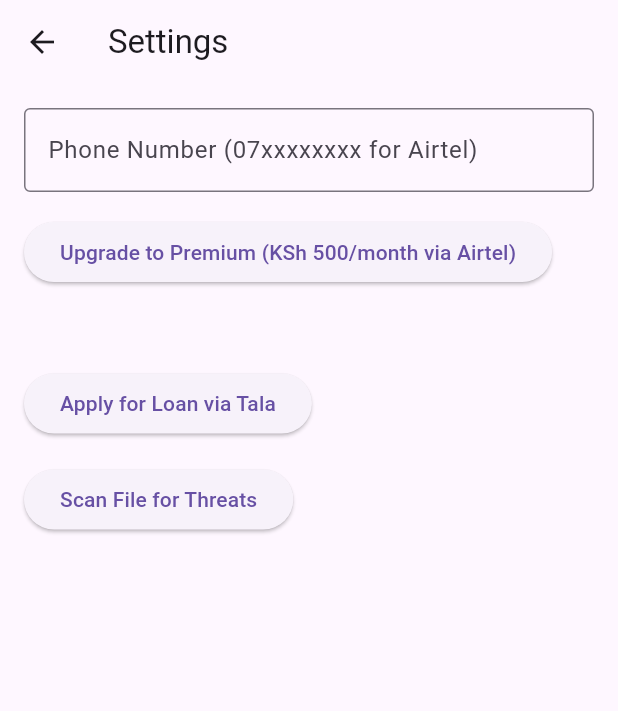
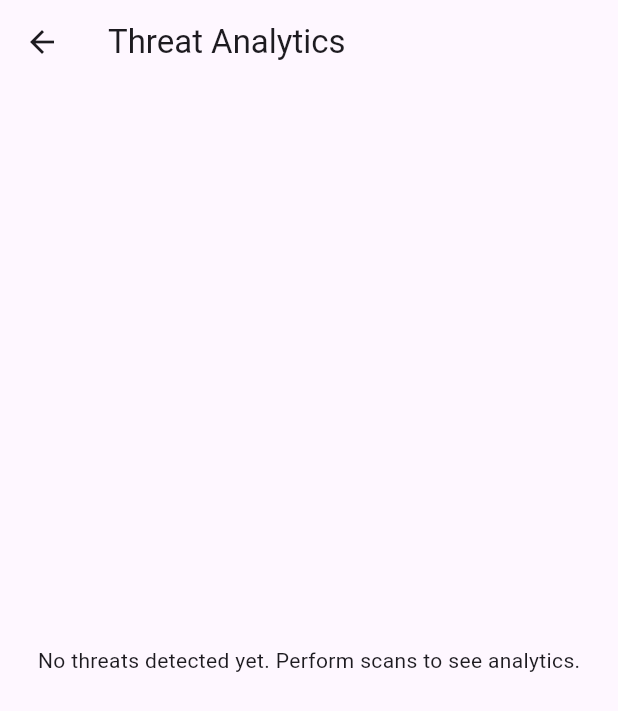
Before and after one commit to elonmasai7/Kuza_Shield, a Flutter app: the screen it shows after launch, item 3 of the bottom bar chosen, on a phone screen of 412 x 824 dp. Shown: the top 711 px of the screen. Run offline on Flutter 3.47's test engine with Material 3 defaults, Android fonts, the phone set to English and light mode, and no system bars; our stand-ins replace file_picker, fl_chart, hive, hive_flutter; accounts and stored records are empty; generated files the repository leaves out were written again; network calls fail.

Commit message:
new update

```diff
--- a/frontend/lib/models/threat_model.dart
+++ b/frontend/lib/models/threat_model.dart
@@ -1,13 +1,18 @@
 class Threat {
   final bool isPhishing;
   final double confidence;
+  final DateTime timestamp;  // New
 
-  Threat({required this.isPhishing, required this.confidence});
+  Threat({required this.isPhishing, required this.confidence, required this.timestamp});
 
   factory Threat.fromJson(Map<String, dynamic> json) {
     return Threat(
       isPhishing: json['is_phishing'] ?? json['is_threat'] ?? false,
       confidence: (json['confidence'] as num?)?.toDouble() ?? 0.0,
+      timestamp: DateTime.now(),  // Add timestamp on creation
     );
   }
+
+  @override
+  String toString() => timestamp.toIso8601String();
 }
--- a/frontend/lib/providers/threat_provider.dart
+++ b/frontend/lib/providers/threat_provider.dart
@@ -1,13 +1,13 @@
-class Threat {
-  final bool isPhishing;
-  final double confidence;
+import 'package:flutter/foundation.dart';
+import '../models/threat_model.dart';
 
-  Threat({required this.isPhishing, required this.confidence});
+class ThreatProvider extends ChangeNotifier {
+  List<Threat> _threats = [];
 
-  factory Threat.fromJson(Map<String, dynamic> json) {
-    return Threat(
-      isPhishing: json['is_phishing'] ?? json['is_threat'] ?? false,
-      confidence: (json['confidence'] as num?)?.toDouble() ?? 0.0,
-    );
+  List<Threat> get threats => _threats;
+
+  void addThreat(Map<String, dynamic> data) {
+    _threats.add(Threat.fromJson(data));  // Timestamp added in model fromJson
+    notifyListeners();
   }
 }
--- /dev/null
+++ b/frontend/lib/screens/analytics_screen.dart
@@ -0,0 +1,97 @@
+import 'package:flutter/material.dart';
+import 'package:fl_chart/fl_chart.dart';
+import 'package:provider/provider.dart';
+import '../providers/threat_provider.dart';
+
+class AnalyticsScreen extends StatelessWidget {
+  String _getRiskLevel(double avgConfidence) {
+    if (avgConfidence > 0.7) return 'High Risk';
+    if (avgConfidence > 0.4) return 'Medium Risk';
+    return 'Low Risk';
+  }
+
+  @override
+  Widget build(BuildContext context) {
+    return Consumer<ThreatProvider>(
+      builder: (context, provider, child) {
+        final threats = provider.threats;
+        if (threats.isEmpty) {
+          return Scaffold(
+            appBar: AppBar(title: Text('Threat Analytics')),
+            body: Center(child: Text('No threats detected yet. Perform scans to see analytics.')),
+          );
+        }
+
+        // Calculate metrics
+        int threatCount = threats.where((t) => t.isPhishing).length;
+        int safeCount = threats.length - threatCount;
+        double avgConfidence = threats.fold(0.0, (sum, t) => sum + t.confidence) / threats.length;
+        String riskLevel = _getRiskLevel(avgConfidence);
+
+        // Prepare chart data (confidence over time)
+        List<FlSpot> spots = threats.asMap().entries.map((e) {
+          return FlSpot(e.key.toDouble(), e.value.confidence);
+        }).toList();
+
+        return Scaffold(
+          appBar: AppBar(title: Text('Advanced Threat Analytics')),
+          body: SingleChildScrollView(
+            padding: EdgeInsets.all(16.0),
+            child: Column(
+              crossAxisAlignment: CrossAxisAlignment.start,
+              children: [
+                Text('Threat Summary', style: Theme.of(context).textTheme.headlineMedium),
+                SizedBox(height: 8),
+                Text('Total Scans: ${threats.length}'),
+                Text('Detected Threats: $threatCount'),
+                Text('Safe Items: $safeCount'),
+                Text('Average Confidence: ${avgConfidence.toStringAsFixed(2)}'),
+                Text('Predicted Risk Level: $riskLevel', style: TextStyle(color: riskLevel == 'High Risk' ? Colors.red : Colors.green)),
+                SizedBox(height: 24),
+                Text('Confidence Trend Over Scans', style: Theme.of(context).textTheme.headlineMedium),
+                SizedBox(height: 16),
+                SizedBox(
+                  height: 300,
+                  child: LineChart(
+                    LineChartData(
+                      gridData: FlGridData(show: false),
+                      titlesData: FlTitlesData(show: false),
+                      borderData: FlBorderData(show: true),
+                      lineBarsData: [
+                        LineChartBarData(
+                          spots: spots,
+                          isCurved: true,
+                          color: Colors.blue,
+                          dotData: FlDotData(show: false),
+                          belowBarData: BarAreaData(show: false),
+                        ),
+                      ],
+                      minX: 0,
+                      maxX: threats.length - 1.toDouble(),
+                      minY: 0,
+                      maxY: 1,
+                    ),
+                  ),
+                ),
+                SizedBox(height: 24),
+                Text('Recent Threats', style: Theme.of(context).textTheme.headlineMedium),
+                ListView.builder(
+                  shrinkWrap: true,
+                  physics: NeverScrollableScrollPhysics(),
+                  itemCount: threats.length > 5 ? 5 : threats.length,
+                  itemBuilder: (context, index) {
+                    final threat = threats[index];
+                    return ListTile(
+                      title: Text(threat.isPhishing ? 'Threat' : 'Safe'),
+                      subtitle: Text('Confidence: ${threat.confidence}, Time: ${threat.timestamp}'),
+                    );
+                  },
+                ),
+              ],
+            ),
+          ),
+        );
+      },
+    );
+  }
+}
--- a/frontend/lib/screens/home_screen.dart
+++ b/frontend/lib/screens/home_screen.dart
@@ -3,6 +3,7 @@
 import 'education_screen.dart';
 import 'settings_screen.dart';
 import 'file_scan_screen.dart';
+import 'analytics_screen.dart';  // New import
 
 class HomeScreen extends StatelessWidget {
   @override
@@ -15,6 +16,7 @@
         items: [
           BottomNavigationBarItem(icon: Icon(Icons.security), label: 'Scan'),
           BottomNavigationBarItem(icon: Icon(Icons.school), label: 'Education'),
+          BottomNavigationBarItem(icon: Icon(Icons.analytics), label: 'Analytics'),  // New
           BottomNavigationBarItem(icon: Icon(Icons.settings), label: 'Settings'),
           BottomNavigationBarItem(icon: Icon(Icons.file_copy), label: 'File Scan'),
         ],
@@ -28,9 +30,12 @@
               screen = EducationScreen();
               break;
             case 2:
+              screen = AnalyticsScreen();  // New
+              break;
+            case 3:
               screen = SettingsScreen();
               break;
-            case 3:
+            case 4:
               screen = FileScanScreen();
               break;
             default:
```
